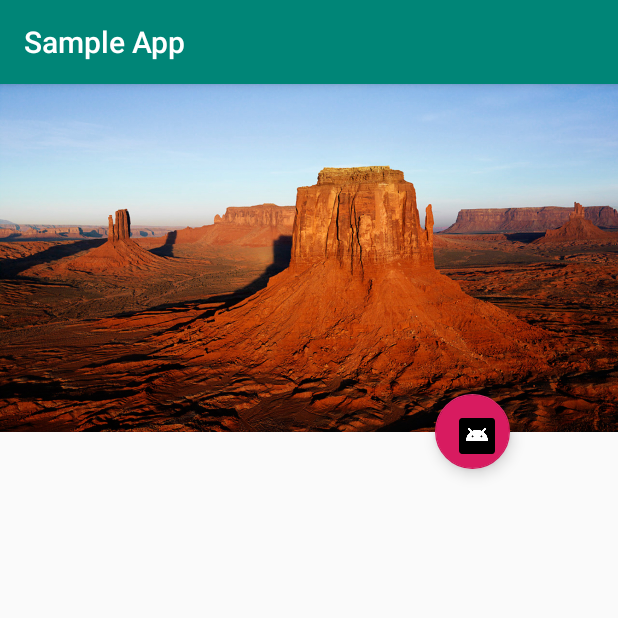
After one commit to shayanzd20/swapImageConstrainLayout, an Android app: the FloatingImage screen opened directly, with no data from a screen before it, on a phone screen of 412 x 824 dp, the top half of it. The commit adds this screen. Run offline under Robolectric (Android 15) with nearby library versions, the light colour scheme and no system bars.

Commit message:
fload image - landscape / portrait

```diff
--- a/app/src/main/AndroidManifest.xml
+++ b/app/src/main/AndroidManifest.xml
@@ -9,18 +9,17 @@
         android:roundIcon="@mipmap/ic_launcher_round"
         android:supportsRtl="true"
         android:theme="@style/AppTheme">
+        <activity android:name=".FloatingImage">
+
+        </activity>
         <activity
             android:name=".ConstrainPart1Activity"
             android:label="@string/title_activity_constrain_part1"
-            android:theme="@style/AppTheme.NoActionBar">
-
-        </activity>
+            android:theme="@style/AppTheme.NoActionBar"></activity>
         <activity
             android:name=".CheckBoxActivity"
             android:label="@string/title_activity_constrain_part1"
-            android:theme="@style/AppTheme.NoActionBar">
-
-        </activity>
+            android:theme="@style/AppTheme.NoActionBar"></activity>
         <activity android:name=".MainActivity">
             <intent-filter>
                 <action android:name="android.intent.action.MAIN" />
@@ -28,7 +27,7 @@
                 <category android:name="android.intent.category.LAUNCHER" />
             </intent-filter>
         </activity>
-        <activity android:name=".AllergyListActivity"></activity>
+        <activity android:name=".AllergyListActivity" />
     </application>
 
 </manifest>
--- /dev/null
+++ b/app/src/main/java/com/example/sampleapp/FloatingImage.java
@@ -0,0 +1,13 @@
+package com.example.sampleapp;
+
+import android.support.v7.app.AppCompatActivity;
+import android.os.Bundle;
+
+public class FloatingImage extends AppCompatActivity {
+
+    @Override
+    protected void onCreate(Bundle savedInstanceState) {
+        super.onCreate(savedInstanceState);
+        setContentView(R.layout.activity_floating_image);
+    }
+}
--- a/app/src/main/java/com/example/sampleapp/MainActivity.java
+++ b/app/src/main/java/com/example/sampleapp/MainActivity.java
@@ -32,6 +32,11 @@ public class MainActivity extends AppCompatActivity {
         Intent intent = new Intent(this,CheckBoxActivity.class);
         startActivity(intent);
     }
+    public void goToFloatingImage(View view)
+    {
+        Intent intent = new Intent(this,FloatingImage.class);
+        startActivity(intent);
+    }
 
 
 
--- /dev/null
+++ b/app/src/main/res/layout-land/header_template.xml
@@ -0,0 +1,32 @@
+<?xml version="1.0" encoding="utf-8"?>
+<merge xmlns:android="http://schemas.android.com/apk/res/android"
+    xmlns:app="http://schemas.android.com/apk/res-auto"
+    xmlns:tools="http://schemas.android.com/tools"
+    android:layout_width="match_parent"
+    android:layout_height="match_parent"
+    tools:parentTag="android.support.constraint.ConstraintLayout">
+
+    <android.support.constraint.Placeholder
+        android:id="@+id/placeholder_image"
+        android:layout_width="0dp"
+        android:layout_height="0dp"
+        app:content="@+id/image"
+        app:layout_constraintBottom_toBottomOf="parent"
+        app:layout_constraintEnd_toEndOf="parent"
+        app:layout_constraintHorizontal_bias="0.0"
+        app:layout_constraintStart_toStartOf="parent"
+        app:layout_constraintTop_toTopOf="parent"
+        app:layout_constraintVertical_bias="0.0"
+        app:layout_constraintWidth_percent="0.5" />
+
+    <android.support.constraint.Placeholder
+        android:id="@+id/placeholder_button"
+        android:layout_width="50dp"
+        android:layout_height="50dp"
+        android:layout_marginEnd="8dp"
+        android:layout_marginBottom="8dp"
+        app:content="@+id/button"
+        app:layout_constraintBottom_toBottomOf="parent"
+        app:layout_constraintEnd_toEndOf="parent" />
+
+</merge>
--- /dev/null
+++ b/app/src/main/res/layout/activity_floating_image.xml
@@ -0,0 +1,23 @@
+<?xml version="1.0" encoding="utf-8"?>
+<android.support.constraint.ConstraintLayout xmlns:android="http://schemas.android.com/apk/res/android"
+    xmlns:app="http://schemas.android.com/apk/res-auto"
+    xmlns:tools="http://schemas.android.com/tools"
+    android:layout_width="match_parent"
+    android:layout_height="match_parent"
+    tools:context=".FloatingImage">
+
+    <ImageView
+        android:id="@+id/image"
+        android:layout_width="wrap_content"
+        android:layout_height="wrap_content"
+        android:scaleType="centerCrop"
+        android:src="@drawable/desert" />
+
+    <android.support.design.widget.FloatingActionButton
+        android:id="@+id/button"
+        android:layout_width="wrap_content"
+        android:layout_height="wrap_content"
+        android:src="@mipmap/ic_launcher" />
+
+    <include layout="@layout/header_template" />
+</android.support.constraint.ConstraintLayout>
--- a/app/src/main/res/layout/activity_main.xml
+++ b/app/src/main/res/layout/activity_main.xml
@@ -40,7 +40,8 @@
         android:id="@+id/button8"
         android:layout_width="wrap_content"
         android:layout_height="wrap_content"
-        android:text="Button"
+        android:text="Floating Image"
+        android:onClick="goToFloatingImage"
         app:layout_constraintBottom_toBottomOf="parent"
         app:layout_constraintEnd_toEndOf="@+id/checkboxbutton"
         app:layout_constraintStart_toStartOf="@+id/checkboxbutton"
--- /dev/null
+++ b/app/src/main/res/layout/header_template.xml
@@ -0,0 +1,36 @@
+<?xml version="1.0" encoding="utf-8"?>
+<merge xmlns:android="http://schemas.android.com/apk/res/android"
+    xmlns:app="http://schemas.android.com/apk/res-auto"
+    xmlns:tools="http://schemas.android.com/tools"
+    android:layout_width="match_parent"
+    android:layout_height="match_parent"
+    tools:parentTag="android.support.constraint.ConstraintLayout">
+
+    <android.support.constraint.Placeholder
+        android:id="@+id/placeholder_image"
+        android:layout_width="0dp"
+        android:layout_height="0dp"
+        app:layout_constraintBottom_toBottomOf="parent"
+        app:layout_constraintDimensionRatio="16:9"
+        app:layout_constraintEnd_toEndOf="parent"
+        app:layout_constraintHorizontal_bias="0.0"
+        app:layout_constraintStart_toStartOf="parent"
+        app:layout_constraintTop_toTopOf="parent"
+        app:layout_constraintVertical_bias="0.0"
+        app:content="@+id/image"
+        />
+
+    <android.support.constraint.Placeholder
+        android:id="@+id/placeholder_button"
+        android:layout_width="50dp"
+        android:layout_height="50dp"
+        android:layout_marginTop="8dp"
+        android:layout_marginEnd="72dp"
+        app:layout_constraintBottom_toBottomOf="@+id/placeholder_image"
+        app:layout_constraintEnd_toEndOf="parent"
+        app:layout_constraintTop_toBottomOf="@+id/placeholder_image"
+        app:layout_constraintVertical_bias="0.5"
+        app:content="@+id/button"
+        />
+
+</merge>
```
Also changed, not shown: app/src/main/res/drawable/desert.png (added).
